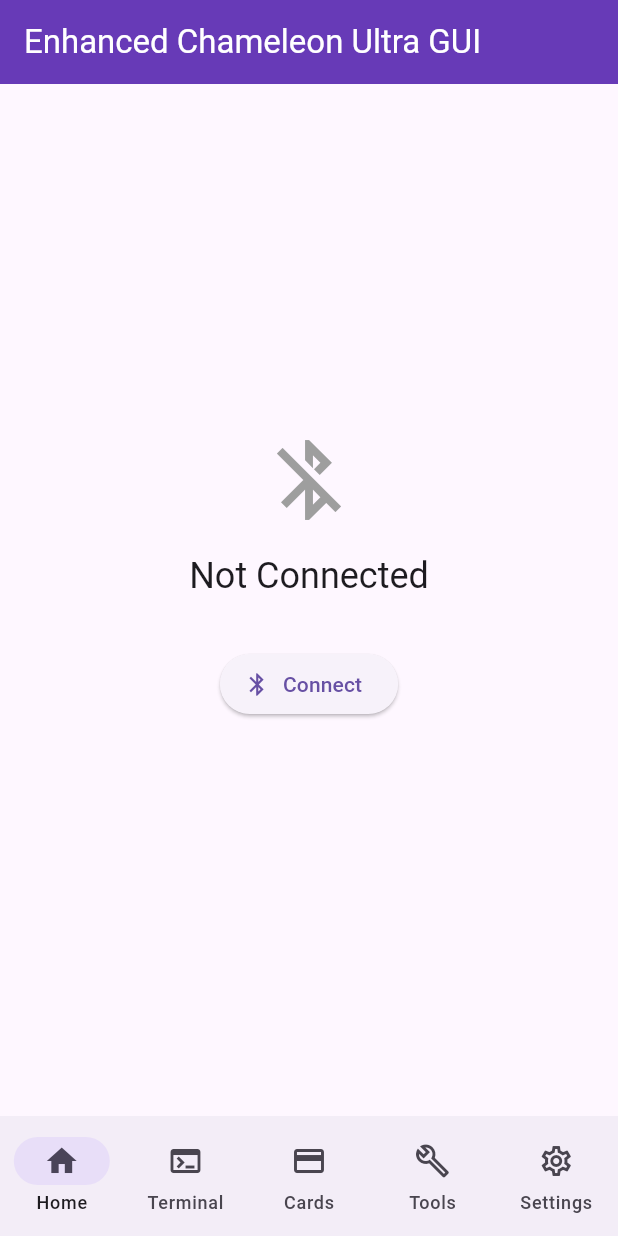
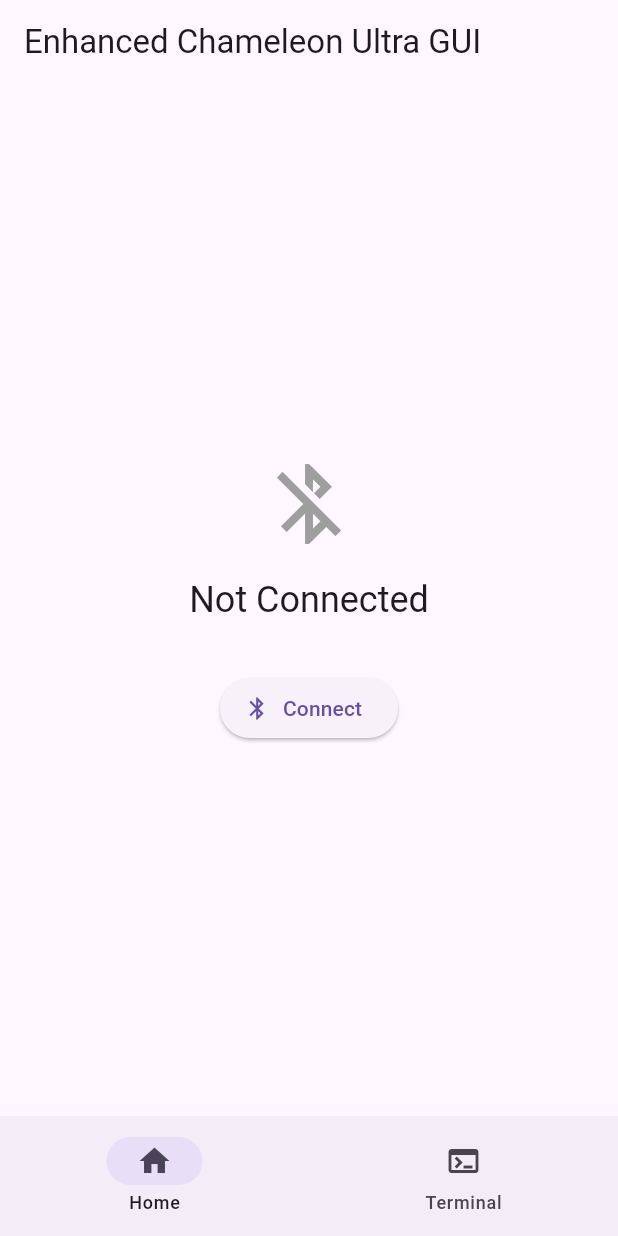
Before and after one commit to ddcash/enhanced-chameleon-ultra-gui, a Flutter app: the screen it shows after launch, on a phone screen of 412 x 824 dp. Run offline on Flutter 3.47's test engine with Material 3 defaults, Android fonts, the phone set to English and light mode, and no system bars; our stand-ins replace flutter_highlight; missing offline and left inert: xterm.

Commit message:
Simplify main.dart to remove complex UI elements and reduce dependencies

```diff
--- a/lib/main.dart
+++ b/lib/main.dart
@@ -24,19 +24,11 @@
         theme: ThemeData(
           primarySwatch: Colors.deepPurple,
           useMaterial3: true,
-          appBarTheme: const AppBarTheme(
-            backgroundColor: Colors.deepPurple,
-            foregroundColor: Colors.white,
-          ),
         ),
         darkTheme: ThemeData(
           brightness: Brightness.dark,
           primarySwatch: Colors.deepPurple,
           useMaterial3: true,
-          appBarTheme: const AppBarTheme(
-            backgroundColor: Colors.deepPurple,
-            foregroundColor: Colors.white,
-          ),
         ),
         themeMode: ThemeMode.system,
         localizationsDelegates: const [
@@ -74,29 +66,11 @@
       selectedIcon: Icon(Icons.terminal),
       label: 'Terminal',
     ),
-    const NavigationDestination(
-      icon: Icon(Icons.credit_card_outlined),
-      selectedIcon: Icon(Icons.credit_card),
-      label: 'Cards',
-    ),
-    const NavigationDestination(
-      icon: Icon(Icons.build_outlined),
-      selectedIcon: Icon(Icons.build),
-      label: 'Tools',
-    ),
-    const NavigationDestination(
-      icon: Icon(Icons.settings_outlined),
-      selectedIcon: Icon(Icons.settings),
-      label: 'Settings',
-    ),
   ];
 
   final List<Widget> _pages = [
     const HomePage(),
     const TerminalPage(),
-    const CardManagerPage(),
-    const ToolsPage(),
-    const SettingsPage(),
   ];
 
   @override
@@ -162,35 +136,11 @@
                     connector.isConnected ? 'Disconnect' : 'Connect',
                   ),
                 ),
-                const SizedBox(height: 32),
-                if (connector.isConnected) ...[
-                  const Text('🚀 Enhanced Features:'),
-                  const SizedBox(height: 16),
-                  Wrap(
-                    spacing: 8,
-                    runSpacing: 8,
-                    children: [
-                      _buildFeatureChip('Proxmark3 Terminal', Icons.terminal),
-                      _buildFeatureChip('LF Operations', Icons.radio),
-                      _buildFeatureChip('HF Operations', Icons.nfc),
-                      _buildFeatureChip('Hardware Control', Icons.settings),
-                      _buildFeatureChip('Data Analysis', Icons.analytics),
-                      _buildFeatureChip('Slot Management', Icons.credit_card),
-                    ],
-                  ),
-                ],
               ],
             ),
           );
         },
       ),
-    );
-  }
-
-  Widget _buildFeatureChip(String label, IconData icon) {
-    return Chip(
-      avatar: Icon(icon, size: 16),
-      label: Text(label, style: const TextStyle(fontSize: 12)),
     );
   }
 }
@@ -218,75 +168,3 @@
     );
   }
 }
-
-class CardManagerPage extends StatelessWidget {
-  const CardManagerPage({Key? key}) : super(key: key);
-
-  @override
-  Widget build(BuildContext context) {
-    return Scaffold(
-      appBar: AppBar(
-        title: const Text('Card Manager'),
-      ),
-      body: const Center(
-        child: Column(
-          mainAxisAlignment: MainAxisAlignment.center,
-          children: [
-            Icon(Icons.credit_card, size: 64),
-            SizedBox(height: 16),
-            Text('Card management features'),
-            Text('Use Terminal for Proxmark3-style operations'),
-          ],
-        ),
-      ),
-    );
-  }
-}
-
-class ToolsPage extends StatelessWidget {
-  const ToolsPage({Key? key}) : super(key: key);
-
-  @override
-  Widget build(BuildContext context) {
-    return Scaffold(
-      appBar: AppBar(
-        title: const Text('Tools'),
-      ),
-      body: const Center(
-        child: Column(
-          mainAxisAlignment: MainAxisAlignment.center,
-          children: [
-            Icon(Icons.build, size: 64),
-            SizedBox(height: 16),
-            Text('Advanced tools'),
-            Text('Use Terminal for full Proxmark3 compatibility'),
-          ],
-        ),
-      ),
-    );
-  }
-}
-
-class SettingsPage extends StatelessWidget {
-  const SettingsPage({Key? key}) : super(key: key);
-
-  @override
-  Widget build(BuildContext context) {
-    return Scaffold(
-      appBar: AppBar(
-        title: const Text('Settings'),
-      ),
-      body: const Center(
-        child: Column(
-          mainAxisAlignment: MainAxisAlignment.center,
-          children: [
-            Icon(Icons.settings, size: 64),
-            SizedBox(height: 16),
-            Text('Settings'),
-            Text('Use "chameleon config" in Terminal'),
-          ],
-        ),
-      ),
-    );
-  }
-}
```
